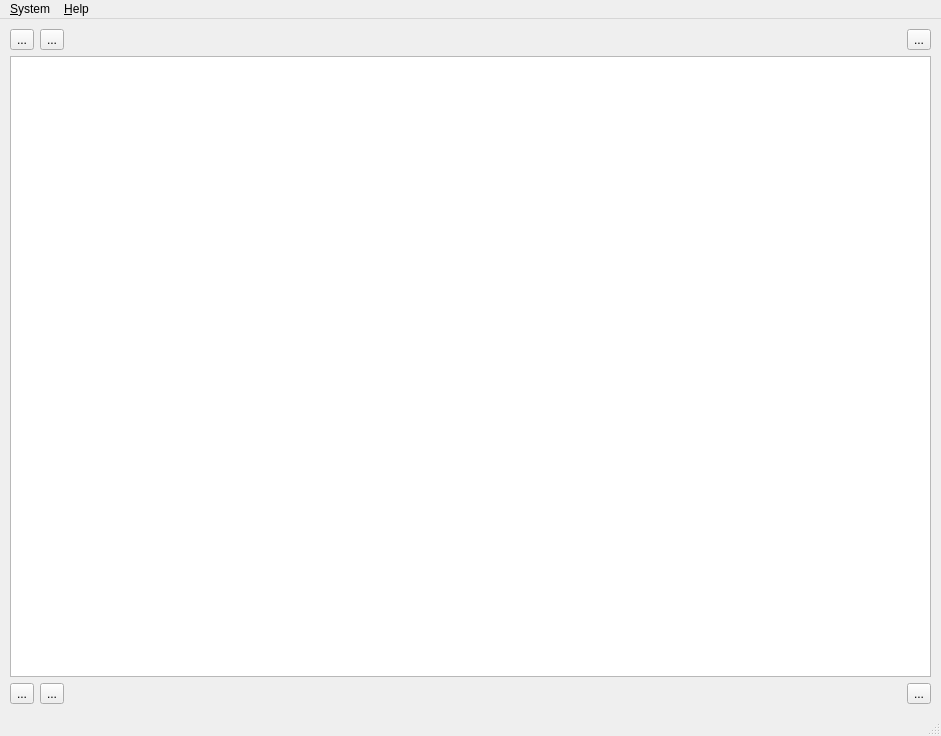
The window that mainwindow.ui (ihehui/StocksInfo) describes before a commit, drawn with Qt 5.
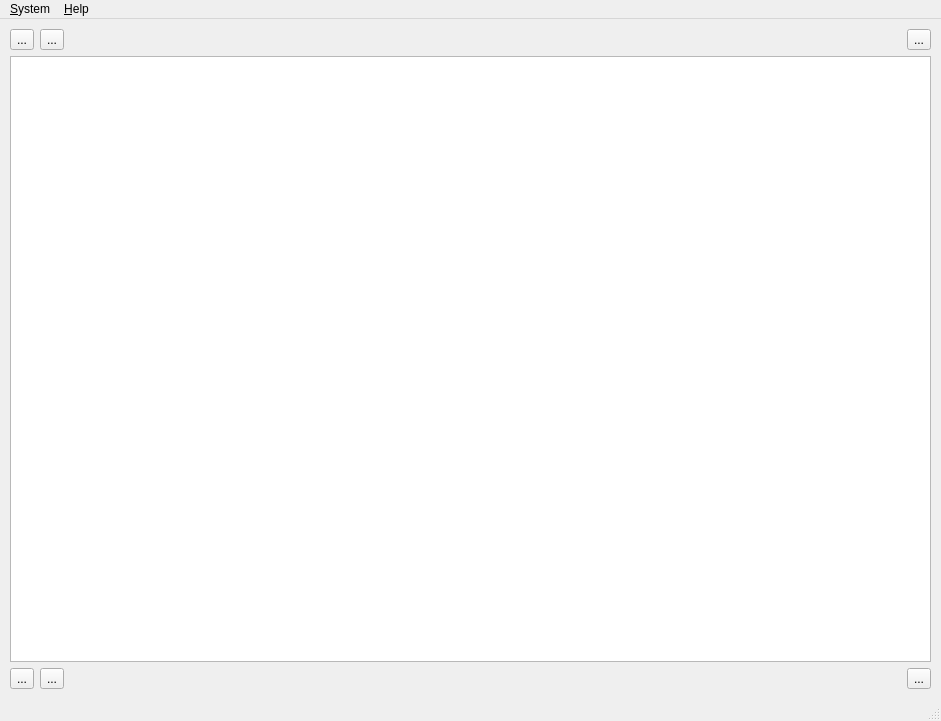
The same window after the commit. Custom widgets are drawn as their Qt base class.

What changed in the file:
```diff
--- a/mainwindow.ui
+++ b/mainwindow.ui
@@ -7,7 +7,7 @@
     <x>0</x>
     <y>0</y>
     <width>941</width>
-    <height>736</height>
+    <height>721</height>
    </rect>
   </property>
   <property name="windowTitle">
```
Left out of the diff: 2 changed lines with no effect on the pictures.
